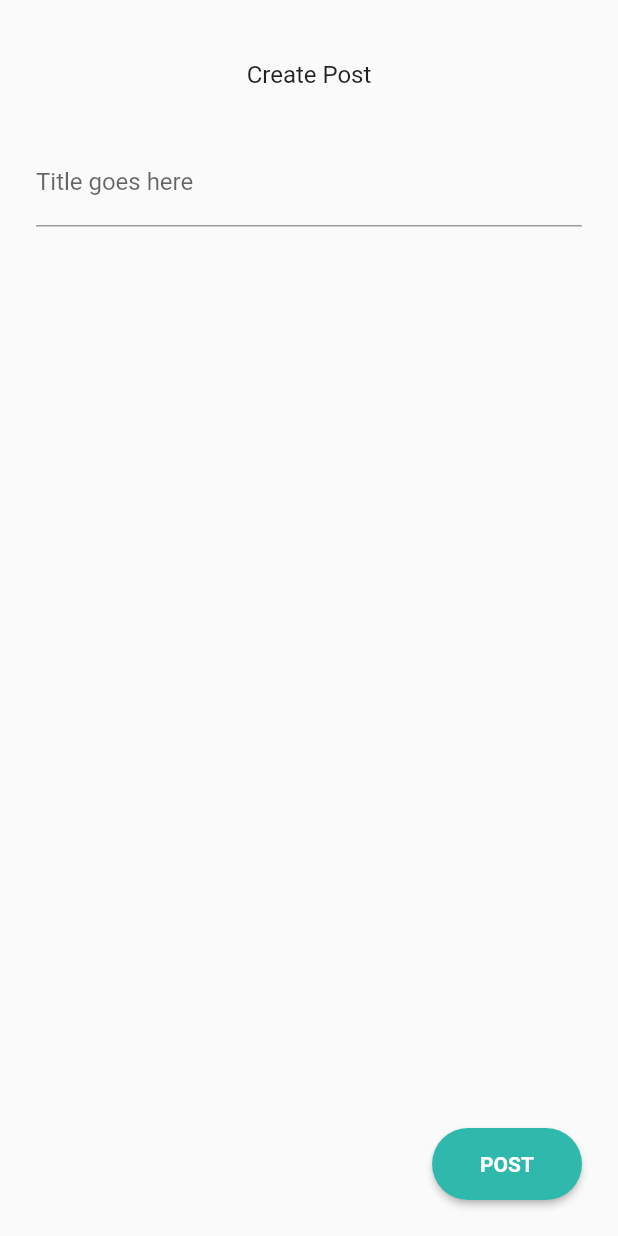
After one commit to anirudhrao20/the_buzz_kunj_shah, a Flutter app: the screen it shows after launch, after a tap on the "add" icon, on a phone screen of 412 x 824 dp. The commit adds this screen. Run offline on Flutter 3.47's test engine with Material 2 defaults, Android fonts, the phone set to English and light mode, and no system bars.

Commit message:
Super Basic View of Add Post Screen UI Completed

```diff
--- a/lib/main.dart
+++ b/lib/main.dart
@@ -1,6 +1,7 @@
 import 'package:flutter/material.dart';
 import 'package:the_buzz/screens/home.dart';
 import 'package:the_buzz/screens/model/tabbar.dart';
+import 'package:the_buzz/screens/new_post.dart';
 
 void main() {
   runApp(const MyApp());
@@ -17,7 +18,14 @@ class MyApp extends StatelessWidget {
       theme: ThemeData(
         primarySwatch: Colors.blue,
       ),
-      home: const Tabbar(),
+      home: MaterialApp(
+        initialRoute: Tabbar.id,
+        routes: {
+          Tabbar.id: (context) => const Tabbar(),
+          HomeScreen.id: (context) => const HomeScreen(),
+          NewPost.id: (context) => const NewPost(),
+        },
+      ),
     );
   }
 }
--- a/lib/screens/home.dart
+++ b/lib/screens/home.dart
@@ -2,8 +2,10 @@ import 'package:flutter/material.dart';
 
 import '../model/post.dart';
 import 'model/post_block.dart';
+import 'new_post.dart';
 
 class HomeScreen extends StatefulWidget {
+  static const String id = 'home';
   const HomeScreen({Key? key}) : super(key: key);
 
   @override
@@ -11,7 +13,6 @@ class HomeScreen extends StatefulWidget {
 }
 
 class _HomeScreenState extends State<HomeScreen> {
-
   String getMonth() {
     if (DateTime.now().month == 1) {
       return "January";
@@ -48,8 +49,7 @@ class _HomeScreenState extends State<HomeScreen> {
     }
     if (DateTime.now().month == 12) {
       return "December";
-    }
-    else {
+    } else {
       return "Null";
     }
   }
@@ -93,9 +93,17 @@ class _HomeScreenState extends State<HomeScreen> {
                             ],
                           ),
                           const SizedBox(width: 200.0),
-                          const Icon(
-                            Icons.add,
-                            size: 30.0,
+                          GestureDetector(
+                            onTap: () {
+                              Navigator.push(
+                                  context,
+                                  MaterialPageRoute(
+                                      builder: (context) => const NewPost()));
+                            },
+                            child: const Icon(
+                              Icons.add,
+                              size: 30.0,
+                            ),
                           ),
                         ],
                       ),
@@ -103,9 +111,7 @@ class _HomeScreenState extends State<HomeScreen> {
                       const Text(
                         "My Feed",
                         style: TextStyle(
-                          fontSize: 16.0,
-                          fontWeight: FontWeight.w700
-                        ),
+                            fontSize: 16.0, fontWeight: FontWeight.w700),
                       ),
                       const SizedBox(height: 18.0),
                     ],
--- a/lib/screens/model/tabbar.dart
+++ b/lib/screens/model/tabbar.dart
@@ -3,6 +3,7 @@ import 'package:flutter/material.dart';
 import '../home.dart';
 
 class Tabbar extends StatefulWidget {
+  static const String id = 'tabbar';
   const Tabbar({Key? key}) : super(key: key);
 
   @override
--- /dev/null
+++ b/lib/screens/new_post.dart
@@ -0,0 +1,61 @@
+import 'package:flutter/material.dart';
+
+class NewPost extends StatefulWidget {
+  static const String id = 'newpost';
+  const NewPost({Key? key}) : super(key: key);
+
+  @override
+  State<NewPost> createState() => _NewPostState();
+}
+
+class _NewPostState extends State<NewPost> {
+  @override
+  Widget build(BuildContext context) {
+    return Scaffold(
+      body: Padding(
+        padding: const EdgeInsets.fromLTRB(24.0, 40.0, 24.0, 24.0),
+        child: Column(
+          crossAxisAlignment: CrossAxisAlignment.center,
+          children: [
+            const Text(
+              "Create Post",
+              style: TextStyle(fontWeight: FontWeight.w400, fontSize: 16.0),
+            ),
+            const SizedBox(height: 33.0),
+            const TextField(
+              decoration: InputDecoration(
+                labelText: 'Title goes here',
+              ),
+            ),
+            const Spacer(),
+            Row(
+              children: [
+                const Spacer(),
+                ElevatedButton(
+                  style: ButtonStyle(
+                      backgroundColor: MaterialStateProperty.all<Color>(
+                          const Color(0xff2EB9AC)),
+                      shape: MaterialStateProperty.all<RoundedRectangleBorder>(
+                          RoundedRectangleBorder(
+                        borderRadius: BorderRadius.circular(1000.0),
+                      ))),
+                  onPressed: () {
+                    Navigator.pop(context);
+                  },
+                  child: const Padding(
+                    padding: EdgeInsets.all(16.0),
+                    child: Text(
+                      "POST",
+                      style: TextStyle(
+                          fontSize: 14.0, fontWeight: FontWeight.w700),
+                    ),
+                  ),
+                ),
+              ],
+            ),
+          ],
+        ),
+      ),
+    );
+  }
+}
```
